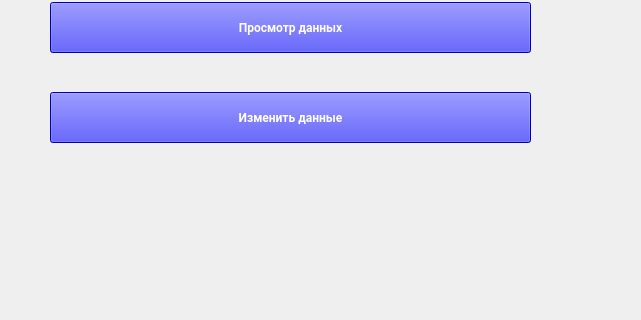
Qt form admin_archive_lmk/mainwindow.ui (FANDIM-wolf/FileHub) before a commit; both pictures show x 0 to 641 and y 268 to 588 of the 1034 by 588 pixel window.
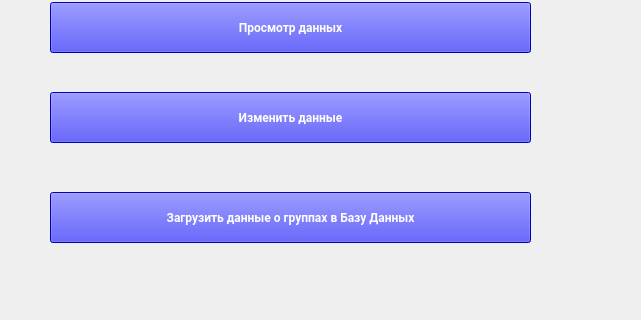
The same form after that commit.

```diff
--- a/admin_archive_lmk/mainwindow.ui
+++ b/admin_archive_lmk/mainwindow.ui
@@ -148,6 +148,31 @@
      <string>TextLabel</string>
     </property>
    </widget>
+   <widget class="QPushButton" name="pushButton_5">
+    <property name="geometry">
+     <rect>
+      <x>50</x>
+      <y>460</y>
+      <width>481</width>
+      <height>51</height>
+     </rect>
+    </property>
+    <property name="font">
+     <font>
+      <family>Roboto</family>
+      <weight>75</weight>
+      <bold>true</bold>
+     </font>
+    </property>
+    <property name="styleSheet">
+     <string notr="true">font-family: 'Roboto';
+color:white;
+background-color:blue;</string>
+    </property>
+    <property name="text">
+     <string>Загрузить данные о группах в Базу Данных</string>
+    </property>
+   </widget>
   </widget>
   <widget class="QMenuBar" name="menubar">
    <property name="geometry">
```
